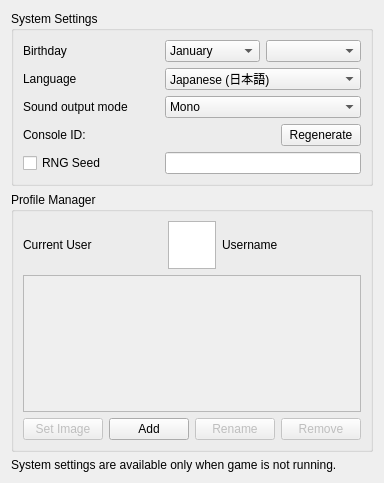
First picture: the form in src/yuzu/configuration/configure_system.ui, repository rorrim-rorrim/eden-alt, before the edit.
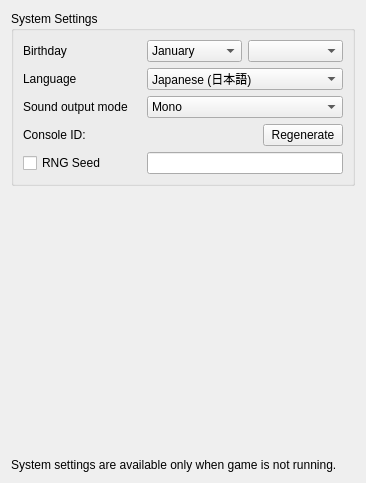
Second picture: the form after the edit.

Commit message: qt: Move profile manager to own UI tab

The edit to the form file:
```diff
--- a/src/yuzu/configuration/configure_system.ui
+++ b/src/yuzu/configuration/configure_system.ui
@@ -280,141 +280,17 @@
       </widget>
      </item>
      <item>
-      <widget class="QGroupBox" name="gridGroupBox">
-       <property name="title">
-        <string>Profile Manager</string>
+      <spacer name="verticalSpacer">
+       <property name="orientation">
+        <enum>Qt::Vertical</enum>
        </property>
-       <layout class="QGridLayout" name="gridLayout_2">
-        <property name="sizeConstraint">
-         <enum>QLayout::SetNoConstraint</enum>
-        </property>
-        <item row="0" column="0">
-         <layout class="QHBoxLayout" name="horizontalLayout_2">
-          <item>
-           <widget class="QLabel" name="label">
-            <property name="sizePolicy">
-             <sizepolicy hsizetype="Preferred" vsizetype="Minimum">
-              <horstretch>0</horstretch>
-              <verstretch>0</verstretch>
-             </sizepolicy>
-            </property>
-            <property name="text">
-             <string>Current User</string>
-            </property>
-           </widget>
-          </item>
-          <item>
-           <widget class="QGraphicsView" name="current_user_icon">
-            <property name="minimumSize">
-             <size>
-              <width>48</width>
-              <height>48</height>
-             </size>
-            </property>
-            <property name="maximumSize">
-             <size>
-              <width>48</width>
-              <height>48</height>
-             </size>
-            </property>
-            <property name="verticalScrollBarPolicy">
-             <enum>Qt::ScrollBarAlwaysOff</enum>
-            </property>
-            <property name="horizontalScrollBarPolicy">
-             <enum>Qt::ScrollBarAlwaysOff</enum>
-            </property>
-            <property name="interactive">
-             <bool>false</bool>
-            </property>
-           </widget>
-          </item>
-          <item>
-           <widget class="QLabel" name="current_user_username">
-            <property name="sizePolicy">
-             <sizepolicy hsizetype="Preferred" vsizetype="Minimum">
-              <horstretch>0</horstretch>
-              <verstretch>0</verstretch>
-             </sizepolicy>
-            </property>
-            <property name="text">
-             <string>Username</string>
-            </property>
-           </widget>
-          </item>
-         </layout>
-        </item>
-        <item row="1" column="0">
-         <widget class="QScrollArea" name="scrollArea">
-          <property name="sizePolicy">
-           <sizepolicy hsizetype="Expanding" vsizetype="Expanding">
-            <horstretch>0</horstretch>
-            <verstretch>0</verstretch>
-           </sizepolicy>
-          </property>
-          <property name="frameShape">
-           <enum>QFrame::StyledPanel</enum>
-          </property>
-          <property name="widgetResizable">
-           <bool>false</bool>
-          </property>
-         </widget>
-        </item>
-        <item row="2" column="0">
-         <layout class="QHBoxLayout" name="horizontalLayout_3">
-          <item>
-           <widget class="QPushButton" name="pm_set_image">
-            <property name="enabled">
-             <bool>false</bool>
-            </property>
-            <property name="text">
-             <string>Set Image</string>
-            </property>
-           </widget>
-          </item>
-          <item>
-           <spacer name="horizontalSpacer">
-            <property name="orientation">
-             <enum>Qt::Horizontal</enum>
-            </property>
-            <property name="sizeHint" stdset="0">
-             <size>
-              <width>40</width>
-              <height>20</height>
-             </size>
-            </property>
-           </spacer>
-          </item>
-          <item>
-           <widget class="QPushButton" name="pm_add">
-            <property name="text">
-             <string>Add</string>
-            </property>
-           </widget>
-          </item>
-          <item>
-           <widget class="QPushButton" name="pm_rename">
-            <property name="enabled">
-             <bool>false</bool>
-            </property>
-            <property name="text">
-             <string>Rename</string>
-            </property>
-           </widget>
-          </item>
-          <item>
-           <widget class="QPushButton" name="pm_remove">
-            <property name="enabled">
-             <bool>false</bool>
-            </property>
-            <property name="text">
-             <string>Remove</string>
-            </property>
-           </widget>
-          </item>
-         </layout>
-        </item>
-       </layout>
-      </widget>
+       <property name="sizeHint" stdset="0">
+        <size>
+         <width>20</width>
+         <height>40</height>
+        </size>
+       </property>
+      </spacer>
      </item>
      <item>
       <widget class="QLabel" name="label_disable_info">
```
The commit also changes 8 other files.
